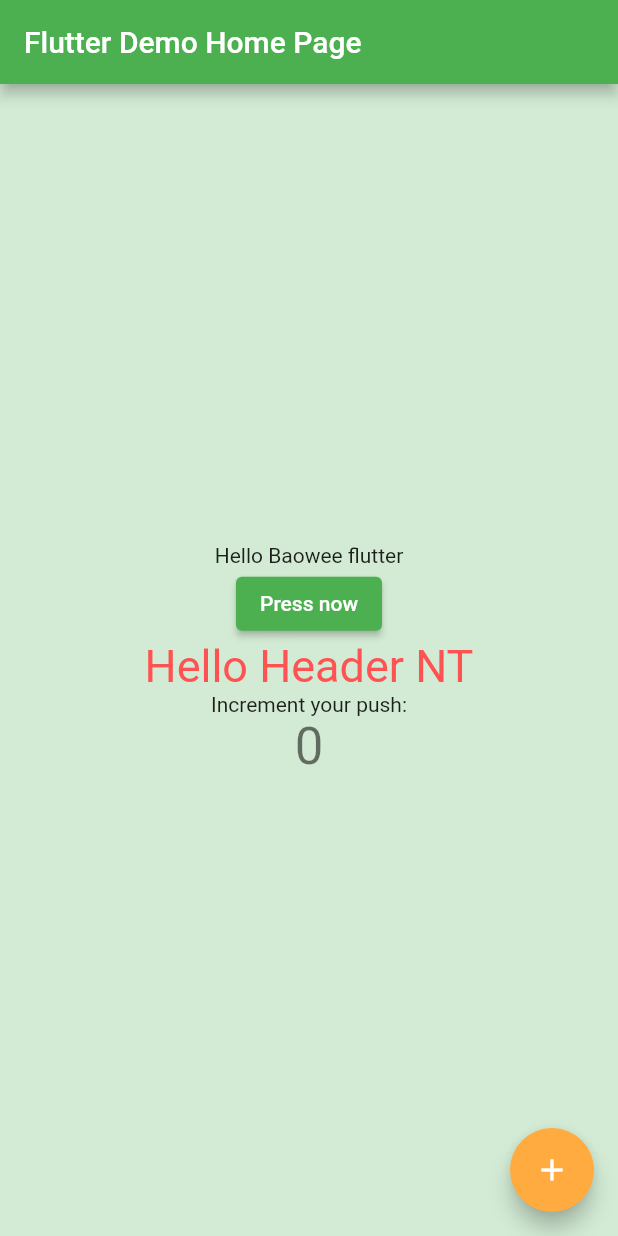
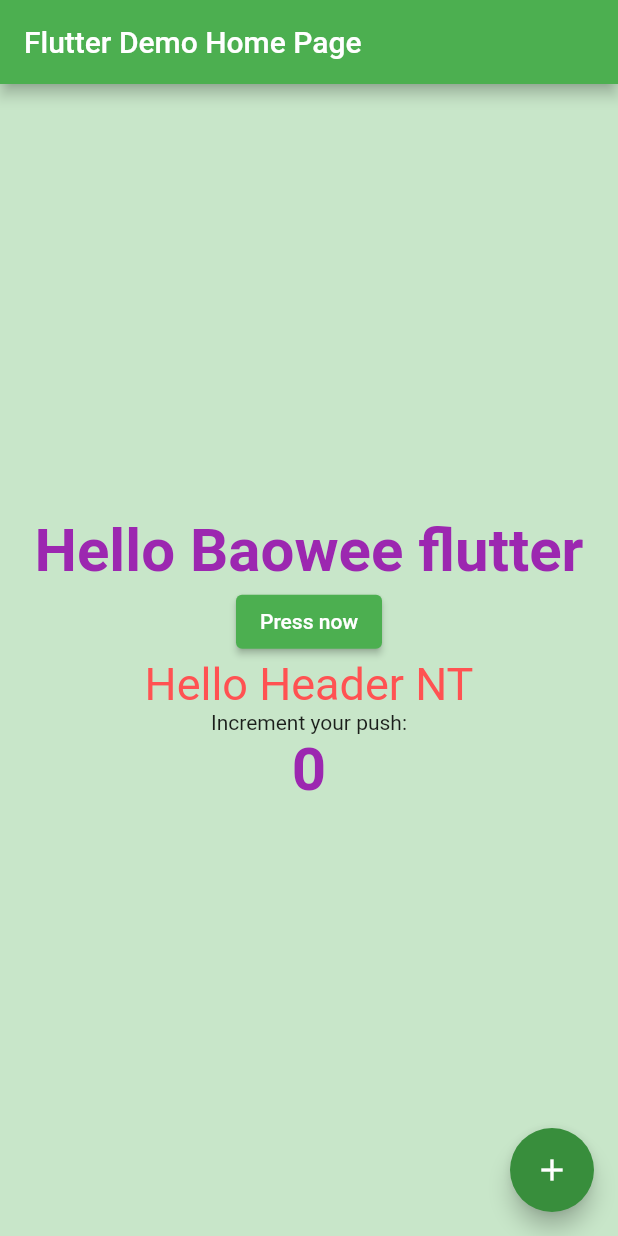
Before and after one commit to bweerasakoutlook/baoweeapp, a Flutter app: the screen it shows after launch, on a phone screen of 412 x 824 dp. Run offline on Flutter 3.47's test engine with Material 2 defaults, Android fonts, the phone set to English and light mode, and no system bars.

```diff
--- a/lib/main.dart
+++ b/lib/main.dart
@@ -1,3 +1,5 @@
+import 'dart:ui';
+
 import 'package:flutter/material.dart';
 import 'package:ntapp/pages/home_page.dart';
 
@@ -13,10 +15,15 @@ class MyApp extends StatelessWidget {
     return MaterialApp(
       title: 'Baowee App',
       theme: ThemeData(
-          canvasColor: const Color.fromARGB(255, 211, 235, 212),
+          canvasColor: const Color(0xffc8e6c9),
           colorScheme: ColorScheme.fromSwatch(primarySwatch: Colors.green)
-              .copyWith(secondary: Colors.orangeAccent),
-          visualDensity: VisualDensity.adaptivePlatformDensity),
+              .copyWith(secondary: const Color(0xff388e3c)),
+          visualDensity: VisualDensity.adaptivePlatformDensity,
+          textTheme: TextTheme(
+              headline1: TextStyle(
+                  fontSize: 40,
+                  color: Colors.purple,
+                  fontWeight: FontWeight.bold))),
       debugShowCheckedModeBanner: false,
       home: const MyHomePage(title: 'Flutter Demo Home Page'),
     );
--- a/lib/pages/home_page.dart
+++ b/lib/pages/home_page.dart
@@ -27,7 +27,6 @@ class _MyHomePageState extends State<MyHomePage> {
     print('init state home page');
   }
 
-
   @override
   Widget build(BuildContext context) {
     return Scaffold(
@@ -38,7 +37,7 @@ class _MyHomePageState extends State<MyHomePage> {
         child: Column(
           mainAxisAlignment: MainAxisAlignment.center,
           children: <Widget>[
-            Text('Hello $title'),
+            Text('Hello $title', style: Theme.of(context).textTheme.headline1),
             ElevatedButton(
                 onPressed: () {
                   setState(() {
@@ -52,7 +51,7 @@ class _MyHomePageState extends State<MyHomePage> {
             ),
             Text(
               '$_counter',
-              style: Theme.of(context).textTheme.headline4,
+              style: Theme.of(context).textTheme.headline1,
             ),
           ],
         ),
```
